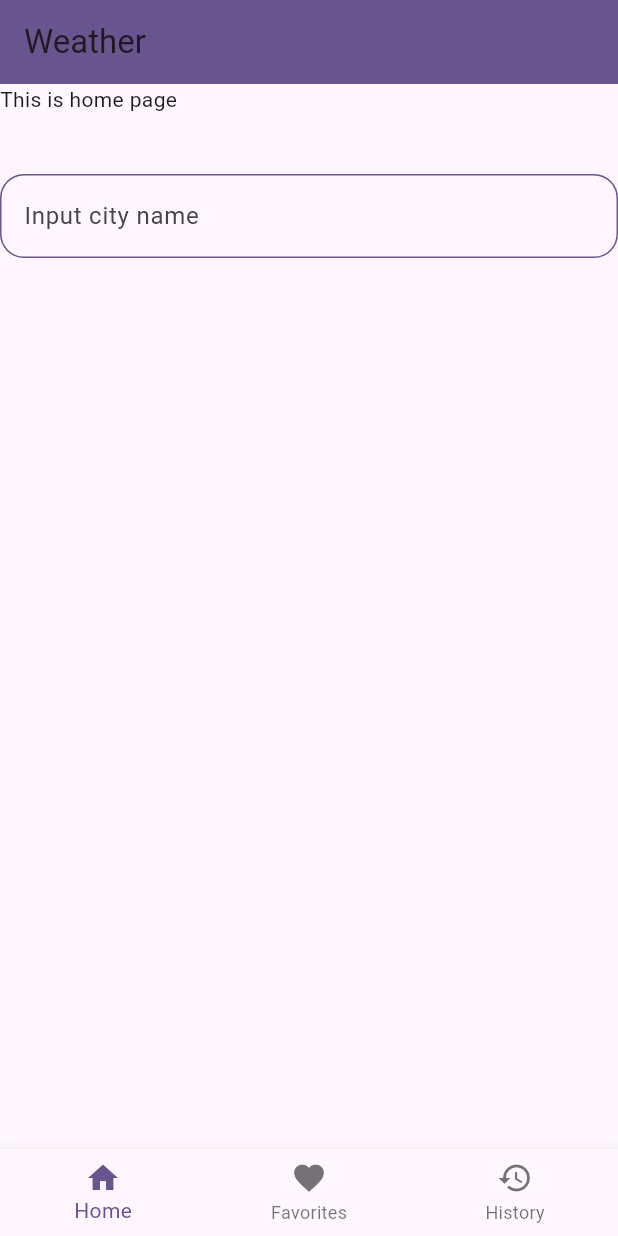
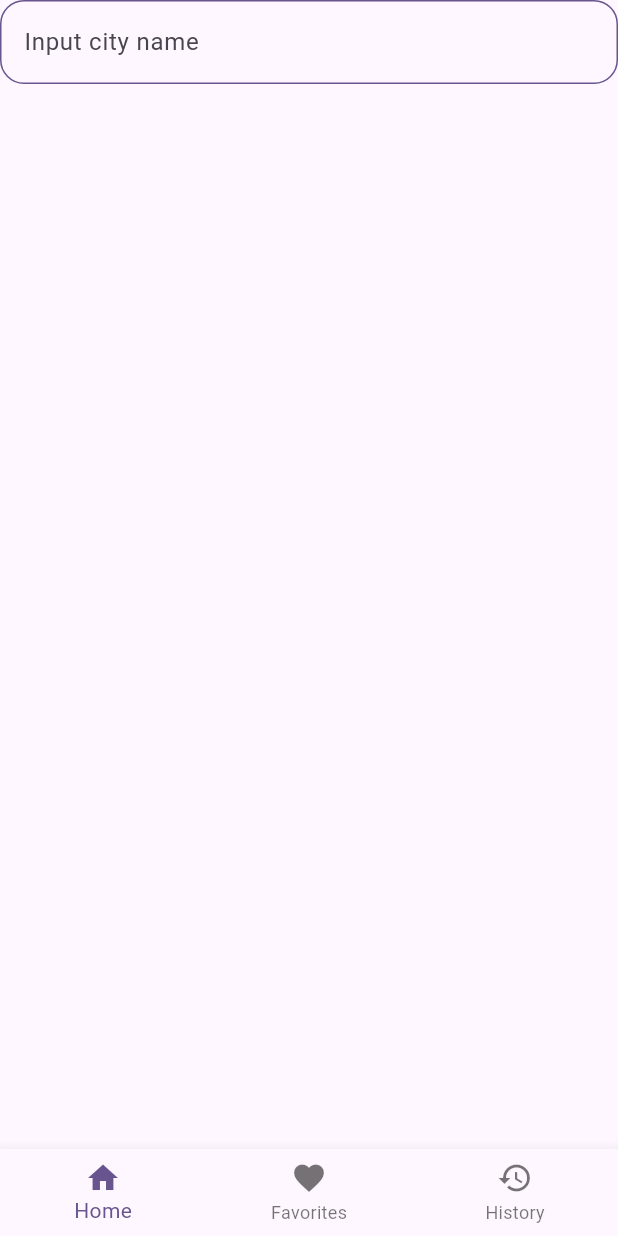
Before and after one commit to matszafraniec/weather_bloc_app, a Flutter app: the screen it shows after launch, on a phone screen of 412 x 824 dp. Run offline on Flutter 3.47's test engine with Material 3 defaults, Android fonts, the phone set to English and light mode, and no system bars; our stand-ins replace dartz, dio, equatable, flutter_bloc, get_it, go_router and 1 more.

Commit message:
UI tweaks.

```diff
--- a/lib/main.dart
+++ b/lib/main.dart
@@ -37,6 +37,7 @@ class App extends StatelessWidget {
           useMaterial3: true,
         ),
         routerConfig: navigator.router,
+        debugShowCheckedModeBanner: false,
       ),
     );
   }
--- a/lib/presentation/screens/home/home_screen.dart
+++ b/lib/presentation/screens/home/home_screen.dart
@@ -11,21 +11,14 @@ class HomeScreen extends StatelessWidget {
   @override
   Widget build(BuildContext context) {
     return Scaffold(
-      appBar: AppBar(
-        backgroundColor: Theme.of(context).colorScheme.primary,
-        title: const Text('Weather'),
-      ),
-      body: SingleChildScrollView(
+      body: SafeArea(
+        child: SingleChildScrollView(
           child: Column(
             crossAxisAlignment: CrossAxisAlignment.start,
             children: [
               BlocBuilder<WeatherCubit, WeatherState>(
                 builder: (context, state) => _buildBackButton(state),
               ),
-            const Text(
-              'This is home page',
-            ),
-            const SizedBox(height: 40),
               BlocConsumer<WeatherCubit, WeatherState>(
                 listener: _handleSideEffects,
                 builder: (context, state) {
@@ -38,8 +31,8 @@ class HomeScreen extends StatelessWidget {
                   }
                 },
               ),
-            const SizedBox(height: 40),
             ],
+          ),
         ),
       ),
     );
--- a/lib/presentation/screens/home/widgets/city_forecast_widgets/city_forecast_layout.dart
+++ b/lib/presentation/screens/home/widgets/city_forecast_widgets/city_forecast_layout.dart
@@ -1,5 +1,6 @@
 import 'package:flutter/material.dart';
 import 'package:flutter_bloc/flutter_bloc.dart';
+import 'package:weather_bloc_app/presentation/common/dimensions.dart';
 import 'package:weather_bloc_app/presentation/screens/home/widgets/city_forecast_widgets/current_weather_conditions.dart';
 
 import '../../../../../logic/cubits/weather/weather_cubit.dart';
@@ -10,7 +11,9 @@ class CityForecastLayout extends StatelessWidget {
 
   @override
   Widget build(BuildContext context) {
-    return BlocBuilder<WeatherCubit, WeatherState>(
+    return Padding(
+      padding: const EdgeInsets.only(top: Dimensions.paddingL),
+      child: BlocBuilder<WeatherCubit, WeatherState>(
         builder: (context, state) {
           if (state is WeatherCityDataLoading) {
             return const CircularProgressIndicator();
@@ -25,6 +28,7 @@ class CityForecastLayout extends StatelessWidget {
             return const SizedBox();
           }
         },
+      ),
     );
   }
 }
```
Also changed, not shown: lib/presentation/screens/home/widgets/city_forecast_widgets/weather_forecast_builder.dart (+9 -1 lines). Lines whose indentation alone changed are shown as unchanged.
